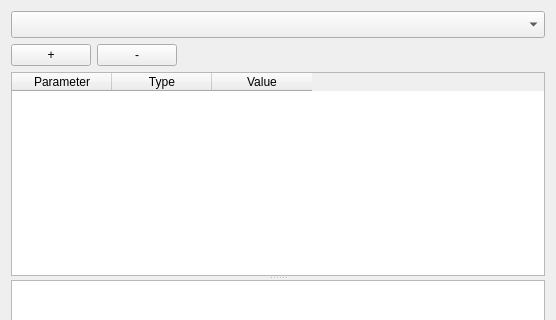
nci/drishti, file tools/paint/pywidgetmenu.ui: the form before one commit; both pictures show x 0 to 556 and y 0 to 320 of the 556 by 533 pixel window.
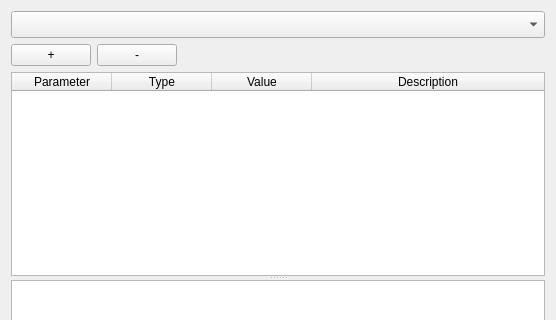
The form after the commit.

Commit message: added description column for arguments for scripts

```diff
--- a/tools/paint/pywidgetmenu.ui
+++ b/tools/paint/pywidgetmenu.ui
@@ -13,7 +13,7 @@
   <property name="windowTitle">
    <string>Command Line Parameters</string>
   </property>
-  <layout class="QVBoxLayout" name="verticalLayout">
+  <layout class="QVBoxLayout" name="verticalLayout" stretch="0,0,0,1">
    <item>
     <widget class="QComboBox" name="scriptList">
      <property name="font">
@@ -65,8 +65,11 @@
      </property>
      <widget class="QTableWidget" name="tableWidget">
       <property name="columnCount">
-       <number>3</number>
+       <number>4</number>
       </property>
+      <attribute name="horizontalHeaderStretchLastSection">
+       <bool>true</bool>
+      </attribute>
       <column>
        <property name="text">
         <string>Parameter</string>
@@ -82,6 +85,11 @@
         <string>Value</string>
        </property>
       </column>
+      <column>
+       <property name="text">
+        <string>Description</string>
+       </property>
+      </column>
      </widget>
      <widget class="QTextEdit" name="textEdit"/>
     </widget>
```
The commit also changes 6 other files.
